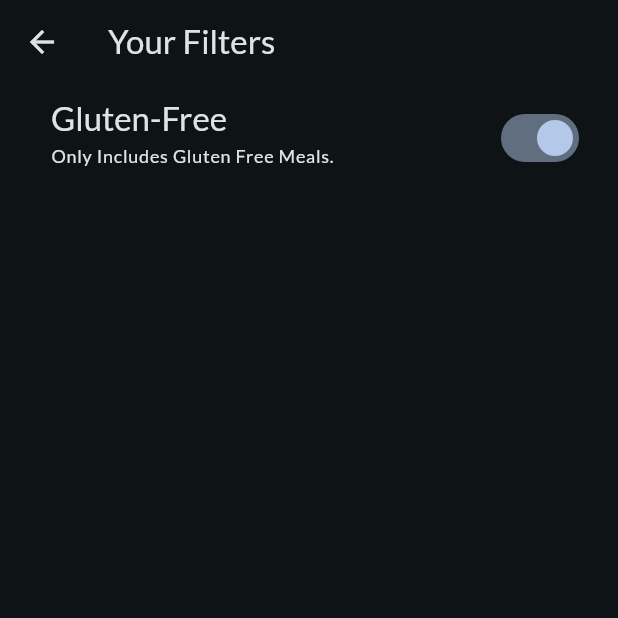
After one commit to sharshv2012/meals, a Flutter app: the FilterScreen screen opened directly, after a tap on "Gluten-Free", on a phone screen of 412 x 824 dp, the top half of it. The commit adds this screen. Run offline on Flutter 3.47's test engine with Material 2 defaults, Android fonts, the phone set to English and light mode, and no system bars; our stand-ins replace google_fonts, transparent_image.

Commit message:
Commit 14 : Added Filters Screen, used SwitchListTile and pushed it from tabs.dart using Navigator when identifier was 'filters'.

```diff
--- /dev/null
+++ b/lib/screens/filters.dart
@@ -0,0 +1,48 @@
+import 'package:flutter/material.dart';
+
+class FilterScreen extends StatefulWidget {
+  const FilterScreen({super.key});
+
+  @override
+  State<StatefulWidget> createState() {
+    return _FilterScreen();
+  }
+}
+
+class _FilterScreen extends State<FilterScreen> {
+  var _glutenFreeFilterSet = false;
+  @override
+  Widget build(BuildContext context) {
+    return Scaffold(
+      appBar: AppBar(
+        title: const Text("Your Filters"),
+      ),
+      body: Column(
+        children: [
+          SwitchListTile(
+            value: _glutenFreeFilterSet,
+            onChanged: (isChecked) {
+              setState(() {
+                _glutenFreeFilterSet = isChecked;
+              });
+            },
+            title: Text(
+              "Gluten-Free",
+              style: Theme.of(context).textTheme.titleLarge!.copyWith(
+                    color: Theme.of(context).colorScheme.onBackground,
+                  ),
+            ),
+            subtitle: Text(
+              "Only Includes Gluten Free Meals.",
+              style: Theme.of(context).textTheme.labelMedium!.copyWith(
+                    color: Theme.of(context).colorScheme.onBackground,
+                  ),
+            ),
+            activeColor: Theme.of(context).colorScheme.tertiary,
+            contentPadding: const EdgeInsets.only(left: 34, right: 22),
+          )
+        ],
+      ),
+    );
+  }
+}
```
Also changed, not shown: lib/screens/tabs.dart (+48 -30 lines).
